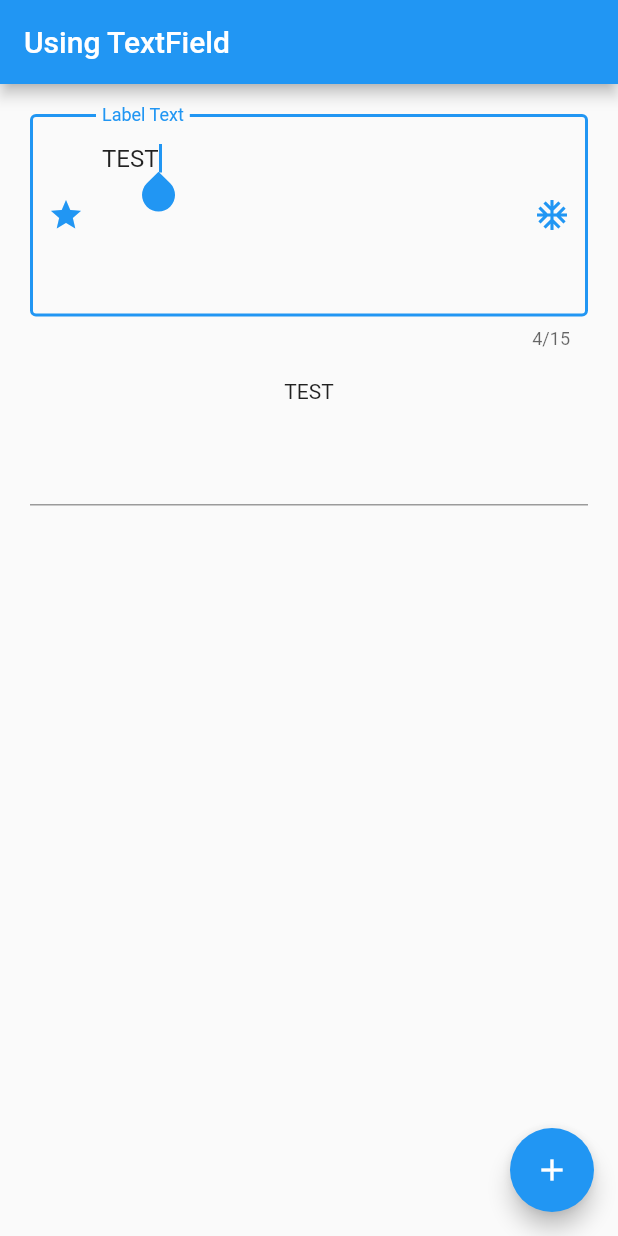
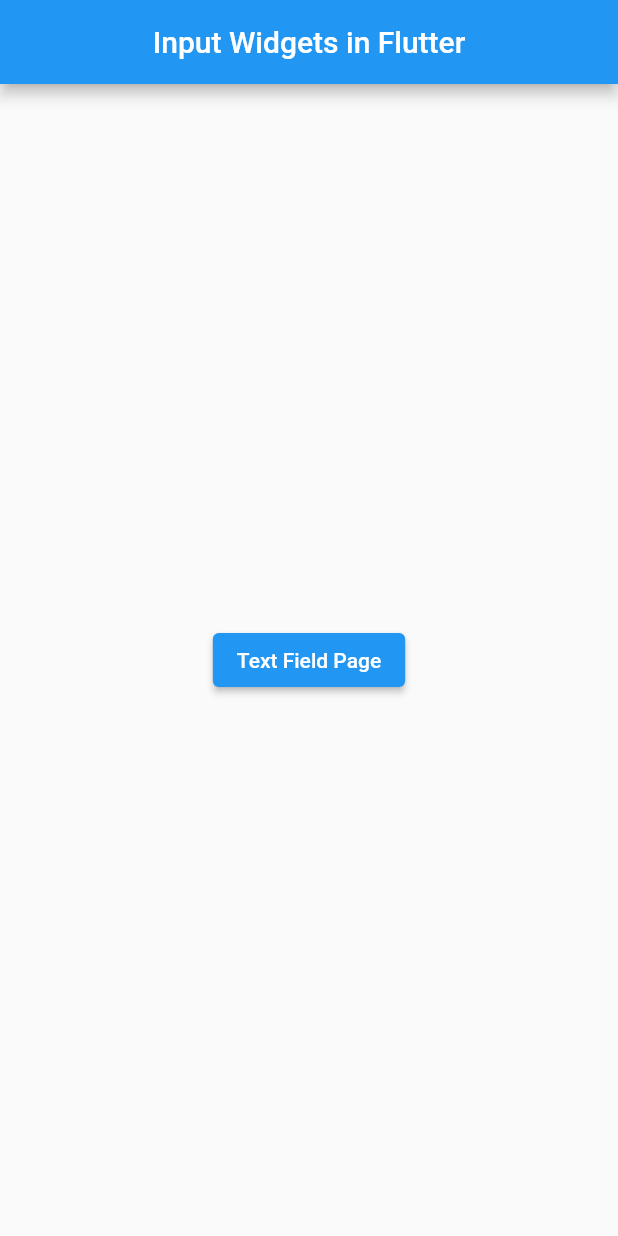
Before and after one commit to algonacci/input-widgets, a Flutter app: the screen it shows after launch, on a phone screen of 412 x 824 dp. Run offline on Flutter 3.47's test engine with Material 2 defaults, Android fonts, the phone set to English and light mode, and no system bars.

```diff
--- /dev/null
+++ b/lib/home_page.dart
@@ -0,0 +1,33 @@
+import 'package:flutter/material.dart';
+
+class HomePage extends StatelessWidget {
+  const HomePage({super.key});
+
+  @override
+  Widget build(BuildContext context) {
+    return Scaffold(
+      appBar: AppBar(
+        title: const Text('Input Widgets in Flutter'),
+        centerTitle: true,
+      ),
+      body: Column(
+        mainAxisAlignment: MainAxisAlignment.center,
+        children: [
+          Row(
+            mainAxisAlignment: MainAxisAlignment.center,
+            children: [
+              ElevatedButton(
+                onPressed: () {
+                  Navigator.pushNamed(context, '/textfield');
+                },
+                child: const Text(
+                  'Text Field Page',
+                ),
+              ),
+            ],
+          )
+        ],
+      ),
+    );
+  }
+}
--- a/lib/main.dart
+++ b/lib/main.dart
@@ -1,4 +1,5 @@
 import 'package:flutter/material.dart';
+import 'package:input_widgets/home_page.dart';
 import 'package:input_widgets/text_field.dart';
 
 void main() {
@@ -10,8 +11,11 @@ class MyApp extends StatelessWidget {
 
   @override
   Widget build(BuildContext context) {
-    return const MaterialApp(
-      home: TextFieldPage(),
+    return MaterialApp(
+      home: HomePage(),
+      routes: {
+        '/textfield': (context) => TextFieldPage(),
+      },
     );
   }
 }
```
